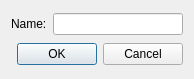
The window that newfilterdialog.ui (BrainB0ne/spotwebfc) describes before a commit, drawn with Qt 5.
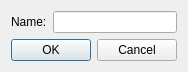
The same window after the commit.

Commit message: changed tab order changed dialog sizes

Diff of the .ui file:
```diff
--- a/newfilterdialog.ui
+++ b/newfilterdialog.ui
@@ -9,8 +9,8 @@
    <rect>
     <x>0</x>
     <y>0</y>
-    <width>194</width>
-    <height>79</height>
+    <width>174</width>
+    <height>69</height>
    </rect>
   </property>
   <property name="sizePolicy">
@@ -22,7 +22,7 @@
   <property name="maximumSize">
    <size>
     <width>16777215</width>
-    <height>79</height>
+    <height>69</height>
    </size>
   </property>
   <property name="windowTitle">
```
Left out of the diff: 4 changed lines with no effect on the pictures. The commit also changes 1 other file.
